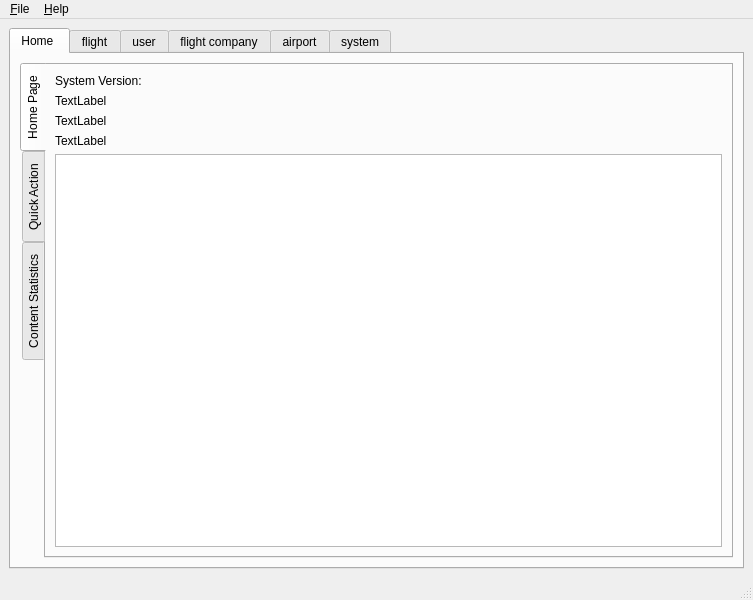
The window that mainplatformwindow.ui (Aloereed/Flightman_Platform_DATA130039) describes before a commit, drawn with Qt 5.
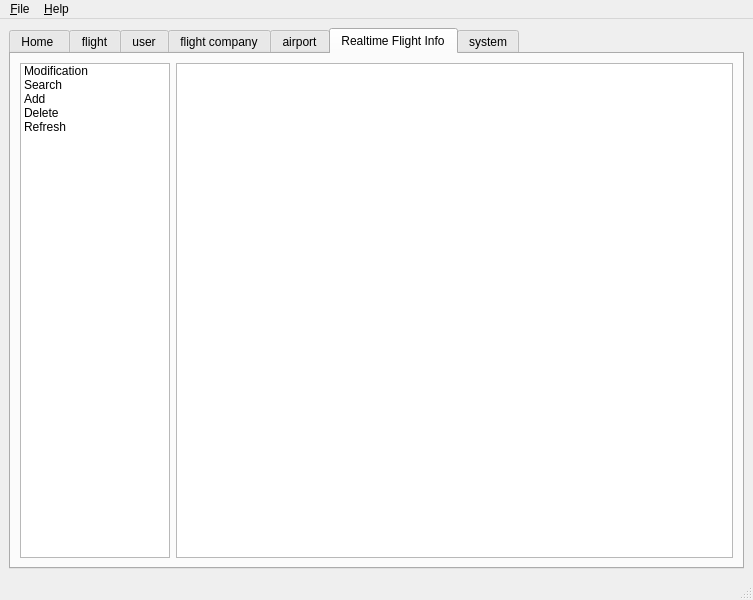
The same window after the commit. Icons and pictures are not drawn.

Commit message: realtime flight

What changed in the file:
```diff
--- a/mainplatformwindow.ui
+++ b/mainplatformwindow.ui
@@ -26,7 +26,7 @@
       </property>
       <widget class="QTabWidget" name="tabWidget">
        <property name="currentIndex">
-        <number>0</number>
+        <number>5</number>
        </property>
        <widget class="QWidget" name="home">
         <attribute name="title">
@@ -449,6 +449,51 @@
          </item>
         </layout>
        </widget>
+       <widget class="QWidget" name="tab_6">
+        <attribute name="title">
+         <string>Realtime Flight Info</string>
+        </attribute>
+        <layout class="QHBoxLayout" name="horizontalLayout_12">
+         <item>
+          <widget class="QListWidget" name="listWidget_7">
+           <property name="maximumSize">
+            <size>
+             <width>150</width>
+             <height>16777215</height>
+            </size>
+           </property>
+           <item>
+            <property name="text">
+             <string>Modification</string>
+            </property>
+           </item>
+           <item>
+            <property name="text">
+             <string>Search</string>
+            </property>
+           </item>
+           <item>
+            <property name="text">
+             <string>Add</string>
+            </property>
+           </item>
+           <item>
+            <property name="text">
+             <string>Delete</string>
+            </property>
+           </item>
+           <item>
+            <property name="text">
+             <string>Refresh</string>
+            </property>
+           </item>
+          </widget>
+         </item>
+         <item>
+          <widget class="QTableView" name="tableView_7"/>
+         </item>
+        </layout>
+       </widget>
        <widget class="QWidget" name="tab">
         <attribute name="title">
          <string>system</string>
```
